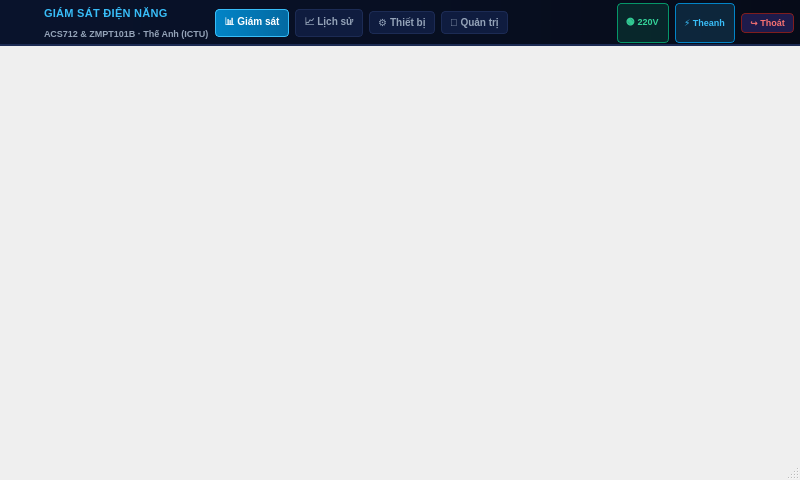
The window that OUT_SRC_THEANH/OUT_SRC_THEANH/ui/MainWindow.ui (dinhquanghaICTU/OUT_SRC) describes before a commit, drawn with Qt 5.
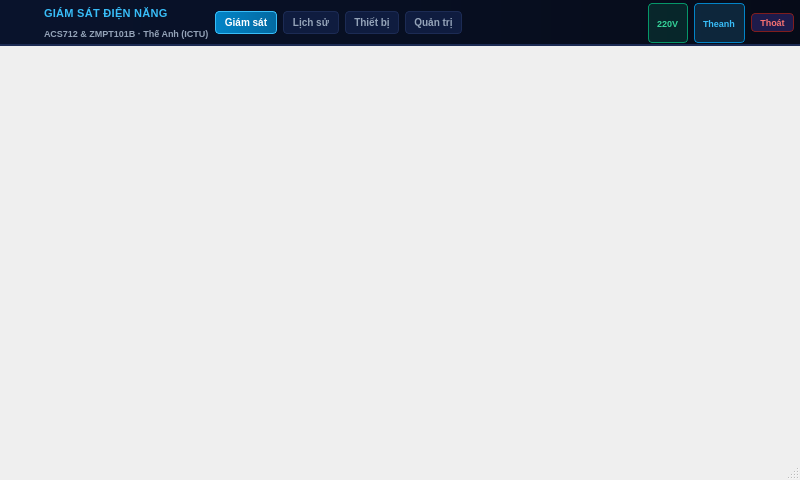
The same window after the commit. Icons and pictures are not drawn.

Patch:
```diff
--- a/OUT_SRC_THEANH/OUT_SRC_THEANH/ui/MainWindow.ui
+++ b/OUT_SRC_THEANH/OUT_SRC_THEANH/ui/MainWindow.ui
@@ -205,7 +205,7 @@
           <string>Màn hình giám sát chính</string>
          </property>
          <property name="text">
-          <string>📊 Giám sát</string>
+          <string>Giám sát</string>
          </property>
          <property name="checkable">
           <bool>true</bool>
@@ -224,7 +224,7 @@
           <string>Xem dữ liệu lịch sử đo lường</string>
          </property>
          <property name="text">
-          <string>📈 Lịch sử</string>
+          <string>Lịch sử</string>
          </property>
          <property name="checkable">
           <bool>true</bool>
@@ -240,7 +240,7 @@
           <string>Quản lý thiết bị và cài đặt ngưỡng cảnh báo</string>
          </property>
          <property name="text">
-          <string>⚙ Thiết bị</string>
+          <string>Thiết bị</string>
          </property>
          <property name="checkable">
           <bool>true</bool>
@@ -256,7 +256,7 @@
           <string>Quản lý tài khoản người dùng</string>
          </property>
          <property name="text">
-          <string>👤 Quản trị</string>
+          <string>Quản trị</string>
          </property>
          <property name="checkable">
           <bool>true</bool>
@@ -282,14 +282,14 @@
         <item>
          <widget class="QLabel" name="headerBadgeGrid">
           <property name="text">
-           <string>🟢 220V</string>
+           <string>220V</string>
           </property>
          </widget>
         </item>
         <item>
          <widget class="QLabel" name="headerBadgeDevice">
           <property name="text">
-           <string>⚡ Theanh</string>
+           <string>Theanh</string>
           </property>
          </widget>
         </item>
@@ -299,7 +299,7 @@
            <string>Đăng xuất tài khoản</string>
           </property>
           <property name="text">
-           <string>↪ Thoát</string>
+           <string>Thoát</string>
           </property>
          </widget>
         </item>
```
